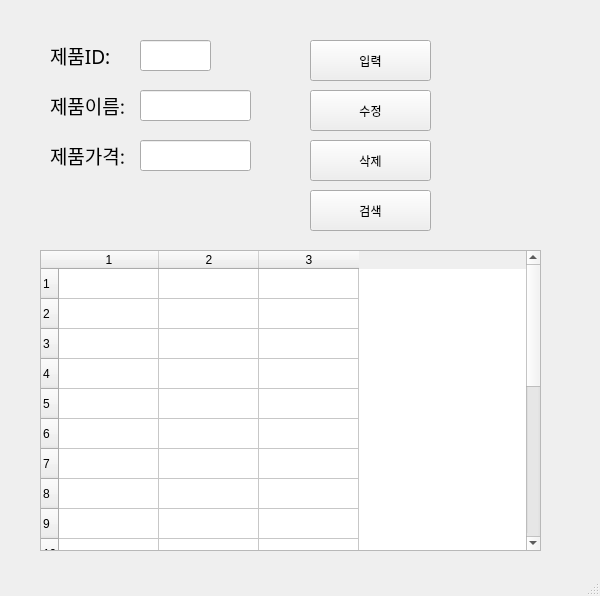
Old version of the form ProductList3.ui in the repository tmxlavor813/python220718.
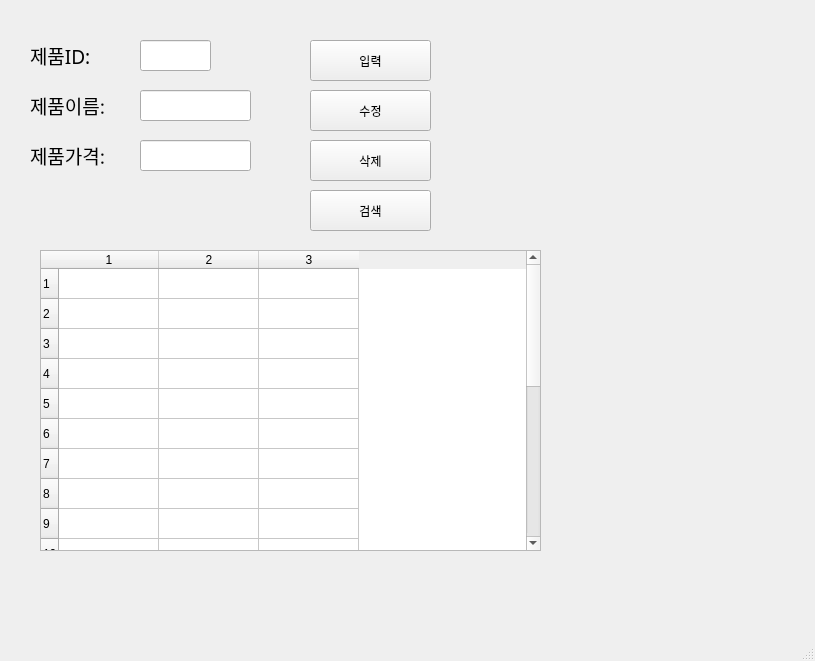
New version of the form.

The edit to the form file:
```diff
--- a/ProductList3.ui
+++ b/ProductList3.ui
@@ -6,8 +6,8 @@
    <rect>
     <x>0</x>
     <y>0</y>
-    <width>600</width>
-    <height>596</height>
+    <width>815</width>
+    <height>661</height>
    </rect>
   </property>
   <property name="windowTitle">
@@ -17,9 +17,9 @@
    <widget class="QLabel" name="label">
     <property name="geometry">
      <rect>
-      <x>50</x>
+      <x>30</x>
       <y>40</y>
-      <width>81</width>
+      <width>101</width>
       <height>31</height>
      </rect>
     </property>
@@ -36,9 +36,9 @@
    <widget class="QLabel" name="label_2">
     <property name="geometry">
      <rect>
-      <x>50</x>
+      <x>30</x>
       <y>90</y>
-      <width>81</width>
+      <width>101</width>
       <height>31</height>
      </rect>
     </property>
@@ -55,9 +55,9 @@
    <widget class="QLabel" name="label_3">
     <property name="geometry">
      <rect>
-      <x>50</x>
+      <x>30</x>
       <y>140</y>
-      <width>81</width>
+      <width>101</width>
       <height>31</height>
      </rect>
     </property>
```
Left out of the diff: 4 changed lines with no effect on the pictures.
